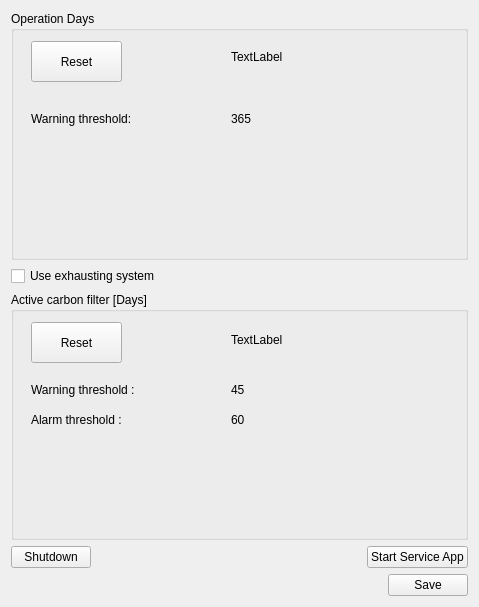
Old version of the form HimalayaMain/Gui/Components/Settings/Forms/ServiceSettingsWidget.ui in the repository Liyezhong/Master.
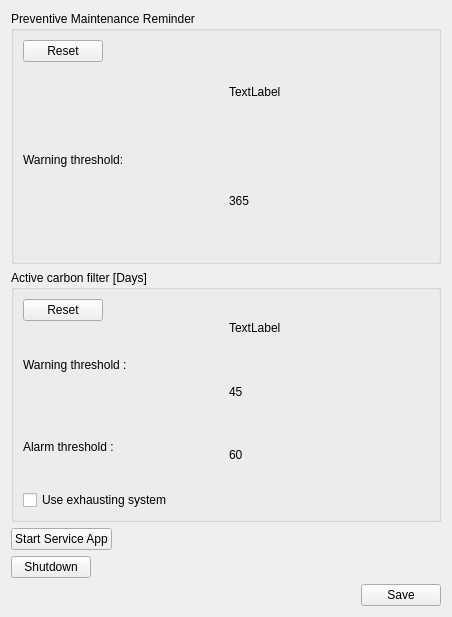
New version of the form.

What changed in the file:
```diff
--- a/HimalayaMain/Gui/Components/Settings/Forms/ServiceSettingsWidget.ui
+++ b/HimalayaMain/Gui/Components/Settings/Forms/ServiceSettingsWidget.ui
@@ -6,200 +6,194 @@
    <rect>
     <x>0</x>
     <y>0</y>
-    <width>479</width>
-    <height>607</height>
+    <width>452</width>
+    <height>617</height>
    </rect>
   </property>
   <property name="windowTitle">
    <string>Form</string>
   </property>
-  <layout class="QGridLayout" name="gridLayout">
-   <item row="0" column="0" rowspan="3">
-    <layout class="QVBoxLayout" name="verticalLayout">
+  <layout class="QVBoxLayout" name="verticalLayout_8">
+   <item>
+    <layout class="QVBoxLayout" name="verticalLayout_7">
      <item>
       <widget class="QGroupBox" name="groupBox">
        <property name="title">
-        <string>Operation Days</string>
+        <string>Preventive Maintenance Reminder</string>
        </property>
+       <layout class="QHBoxLayout" name="horizontalLayout_6">
+        <item>
+         <layout class="QVBoxLayout" name="verticalLayout_16">
+          <item>
        <widget class="QPushButton" name="btnResetOperationHour">
-        <property name="geometry">
-         <rect>
-          <x>20</x>
-          <y>30</y>
-          <width>91</width>
-          <height>41</height>
-         </rect>
+            <property name="sizePolicy">
+             <sizepolicy hsizetype="Maximum" vsizetype="Fixed">
+              <horstretch>0</horstretch>
+              <verstretch>0</verstretch>
+             </sizepolicy>
         </property>
         <property name="text">
          <string>Reset</string>
         </property>
        </widget>
-       <widget class="QLabel" name="labelResetOperationDate">
-        <property name="geometry">
-         <rect>
-          <x>220</x>
-          <y>30</y>
-          <width>211</width>
-          <height>31</height>
-         </rect>
-        </property>
-        <property name="text">
-         <string>TextLabel</string>
-        </property>
-       </widget>
+          </item>
+          <item>
        <widget class="QLabel" name="label_2">
-        <property name="geometry">
-         <rect>
-          <x>20</x>
-          <y>100</y>
-          <width>161</width>
-          <height>16</height>
-         </rect>
-        </property>
         <property name="text">
          <string>Warning threshold:</string>
         </property>
        </widget>
+          </item>
+         </layout>
+        </item>
+        <item>
+         <layout class="QVBoxLayout" name="verticalLayout_17">
+          <item>
+           <widget class="QLabel" name="labelResetOperationDate">
+            <property name="text">
+             <string>TextLabel</string>
+            </property>
+           </widget>
+          </item>
+          <item>
        <widget class="QLabel" name="label_3">
-        <property name="geometry">
-         <rect>
-          <x>220</x>
-          <y>100</y>
-          <width>91</width>
-          <height>16</height>
-         </rect>
-        </property>
         <property name="text">
          <string>365</string>
         </property>
        </widget>
+          </item>
+         </layout>
+        </item>
+       </layout>
       </widget>
+     </item>
+    </layout>
      </item>
      <item>
-      <widget class="QCheckBox" name="checkBoxUseExhaustSystem">
-       <property name="text">
-        <string>Use exhausting system</string>
-       </property>
-      </widget>
-     </item>
+    <layout class="QVBoxLayout" name="verticalLayout_3">
+     <property name="sizeConstraint">
+      <enum>QLayout::SetFixedSize</enum>
+     </property>
      <item>
       <widget class="QGroupBox" name="groupBox_2">
+       <property name="minimumSize">
+        <size>
+         <width>0</width>
+         <height>0</height>
+        </size>
+       </property>
        <property name="title">
         <string>Active carbon filter [Days]</string>
        </property>
+       <layout class="QVBoxLayout" name="verticalLayout_15">
+        <item>
+         <layout class="QHBoxLayout" name="horizontalLayout_5">
+          <item>
+           <layout class="QVBoxLayout" name="verticalLayout_14">
+            <item>
+             <layout class="QVBoxLayout" name="verticalLayout_11">
+              <item>
        <widget class="QPushButton" name="btnResetCarbonFilter">
-        <property name="geometry">
-         <rect>
-          <x>20</x>
-          <y>30</y>
-          <width>91</width>
-          <height>41</height>
-         </rect>
+                <property name="sizePolicy">
+                 <sizepolicy hsizetype="Maximum" vsizetype="Fixed">
+                  <horstretch>0</horstretch>
+                  <verstretch>0</verstretch>
+                 </sizepolicy>
         </property>
         <property name="text">
          <string>Reset</string>
         </property>
        </widget>
-       <widget class="QLabel" name="labelResetCarbonFilterDate">
-        <property name="geometry">
-         <rect>
-          <x>220</x>
-          <y>40</y>
-          <width>201</width>
-          <height>16</height>
-         </rect>
-        </property>
-        <property name="text">
-         <string>TextLabel</string>
-        </property>
-       </widget>
+              </item>
+              <item>
        <widget class="QLabel" name="label_7">
-        <property name="geometry">
-         <rect>
-          <x>20</x>
-          <y>90</y>
-          <width>171</width>
-          <height>16</height>
-         </rect>
-        </property>
         <property name="text">
          <string>Warning threshold :</string>
         </property>
        </widget>
-       <widget class="QLabel" name="labelWarningThreshold">
-        <property name="geometry">
-         <rect>
-          <x>220</x>
-          <y>90</y>
-          <width>101</width>
-          <height>16</height>
-         </rect>
-        </property>
-        <property name="text">
-         <string>45</string>
-        </property>
-       </widget>
+              </item>
+              <item>
        <widget class="QLabel" name="label_9">
-        <property name="geometry">
-         <rect>
-          <x>20</x>
-          <y>120</y>
-          <width>141</width>
-          <height>16</height>
-         </rect>
-        </property>
         <property name="text">
          <string>Alarm threshold :</string>
         </property>
        </widget>
+              </item>
+             </layout>
+            </item>
+           </layout>
+          </item>
+          <item>
+           <layout class="QVBoxLayout" name="verticalLayout_12">
+            <item>
+             <widget class="QLabel" name="labelResetCarbonFilterDate">
+              <property name="text">
+               <string>TextLabel</string>
+              </property>
+             </widget>
+            </item>
+            <item>
+             <widget class="QLabel" name="labelWarningThreshold">
+              <property name="text">
+               <string>45</string>
+              </property>
+             </widget>
+            </item>
+            <item>
        <widget class="QLabel" name="labelAlarmThreshold">
-        <property name="geometry">
-         <rect>
-          <x>220</x>
-          <y>120</y>
-          <width>101</width>
-          <height>16</height>
-         </rect>
-        </property>
         <property name="text">
          <string>60</string>
         </property>
        </widget>
-      </widget>
      </item>
     </layout>
    </item>
-   <item row="4" column="0">
-    <layout class="QVBoxLayout" name="verticalLayout_2">
-     <item>
-      <layout class="QHBoxLayout" name="horizontalLayout">
-       <item>
-        <spacer name="horizontalSpacer">
-         <property name="orientation">
-          <enum>Qt::Horizontal</enum>
-         </property>
-         <property name="sizeHint" stdset="0">
-          <size>
-           <width>40</width>
-           <height>20</height>
-          </size>
-         </property>
-        </spacer>
+         </layout>
        </item>
        <item>
-        <widget class="QPushButton" name="btnSave">
+         <widget class="QCheckBox" name="checkBoxUseExhaustSystem">
          <property name="text">
-          <string>Save</string>
+           <string>Use exhausting system</string>
          </property>
         </widget>
        </item>
       </layout>
+      </widget>
      </item>
     </layout>
    </item>
-   <item row="3" column="0">
+   <item>
+    <layout class="QVBoxLayout" name="verticalLayout">
+     <property name="sizeConstraint">
+      <enum>QLayout::SetFixedSize</enum>
+     </property>
+     <item>
     <layout class="QHBoxLayout" name="horizontalLayout_2">
      <item>
+        <widget class="QPushButton" name="btnStartServiceApp">
+         <property name="text">
+          <string>Start Service App</string>
+         </property>
+        </widget>
+       </item>
+       <item>
+        <spacer name="horizontalSpacer">
+         <property name="orientation">
+          <enum>Qt::Horizontal</enum>
+         </property>
+         <property name="sizeHint" stdset="0">
+          <size>
+           <width>40</width>
+           <height>20</height>
+          </size>
+         </property>
+        </spacer>
+       </item>
+      </layout>
+     </item>
+     <item>
+      <layout class="QHBoxLayout" name="horizontalLayout_3">
+       <item>
       <widget class="QPushButton" name="btnShutdown">
        <property name="text">
         <string>Shutdown</string>
@@ -211,21 +205,37 @@
        <property name="orientation">
         <enum>Qt::Horizontal</enum>
        </property>
-       <property name="sizeType">
-        <enum>QSizePolicy::Expanding</enum>
-       </property>
        <property name="sizeHint" stdset="0">
         <size>
-         <width>90</width>
+           <width>40</width>
          <height>20</height>
         </size>
        </property>
       </spacer>
      </item>
+      </layout>
+     </item>
+    </layout>
+   </item>
      <item>
-      <widget class="QPushButton" name="btnStartServiceApp">
+    <layout class="QHBoxLayout" name="horizontalLayout_4">
+     <item>
+      <spacer name="horizontalSpacer_3">
+       <property name="orientation">
+        <enum>Qt::Horizontal</enum>
+       </property>
+       <property name="sizeHint" stdset="0">
+        <size>
+         <width>40</width>
+         <height>2</height>
+        </size>
+       </property>
+      </spacer>
+     </item>
+     <item>
+      <widget class="QPushButton" name="btnSave">
        <property name="text">
-        <string>Start Service App</string>
+        <string>Save</string>
        </property>
       </widget>
      </item>
```
Lines whose indentation alone changed are shown as unchanged.
